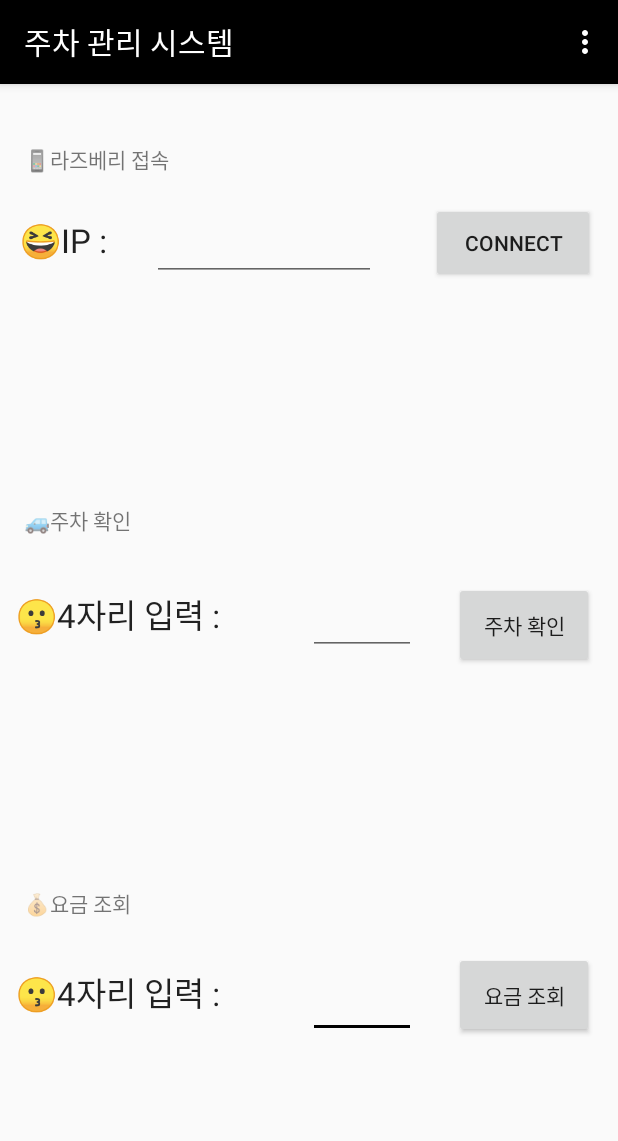
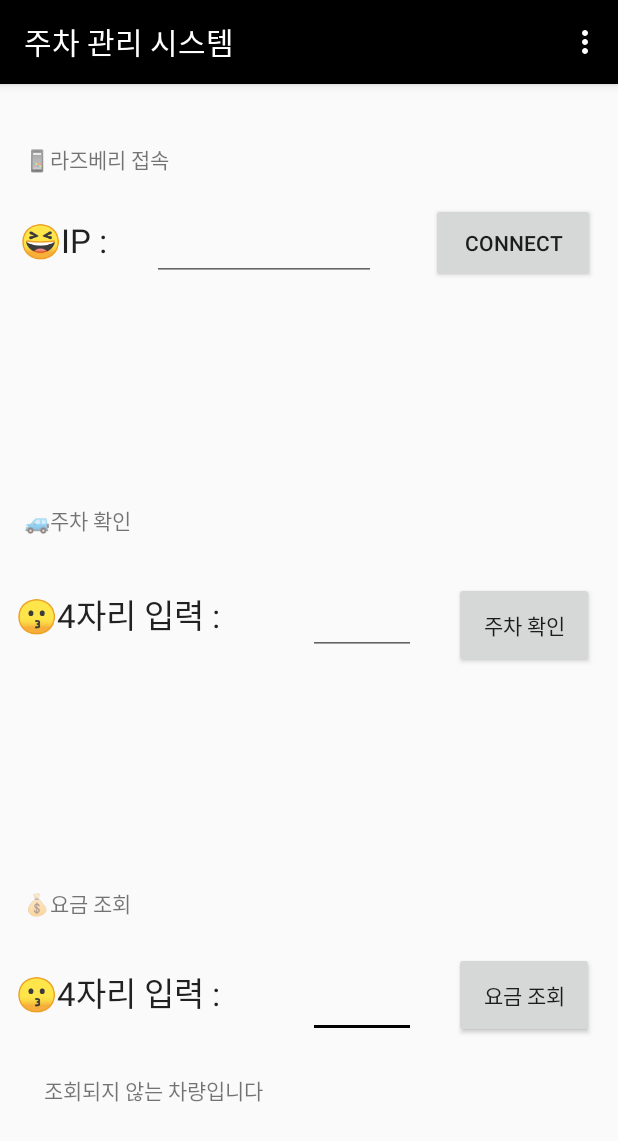
Before and after one commit to wookkl/Advanced-Embedded-Project, an Android app: the screen it shows after launch (MainActivity), after a tap on "요금 조회", on a phone screen of 412 x 824 dp. Shown: the top 1141 px of the screen. Run offline under Robolectric (Android 15) with nearby library versions, the phone set to English and light mode, and no system bars.

Commit message:
주차 정산 알고리즘 구현, TTS 추가
- 등록한 분,초와 정산을 눌렀을때의 시간인 분,초 의 diff를 계산
- 초 단위로 환산 후 10을 곱해 요금 계산

```diff
--- a/Android Studio/app/src/main/java/com/example/client_phone/MainActivity.java
+++ b/Android Studio/app/src/main/java/com/example/client_phone/MainActivity.java
@@ -35,7 +35,7 @@ import static android.speech.tts.TextToSpeech.ERROR;
 
 public class MainActivity extends AppCompatActivity implements View.OnClickListener {
 
-
+    String info = "";
     private String host = "172.20.10.10";
     private int port = 9999;
     private Socket client_Socket;
@@ -91,9 +91,18 @@ public class MainActivity extends AppCompatActivity implements View.OnClickListe
         socketConnectButton.setOnClickListener(this);
         parkingCheckButton.setOnClickListener(this);
         payCheckButton.setOnClickListener(this);
-        carInfoList.add("1111A");
-        carInfoList.add("2222B");
-        carInfoList.add("3333C");
+
+        //add 하는 부분은 따로 스레드를 생성해서 라즈베리에서 오는 문자열을 계속 수신 -> ArrayList에 저장.
+//        carInfoList.add("2222B");
+//        carInfoList.add("3333C");
+
+        long now = System.currentTimeMillis();
+        Date mDate = new Date(now);
+        @SuppressLint("SimpleDateFormat") SimpleDateFormat simpleDate = new SimpleDateFormat("mm:ss");
+        String getTime = simpleDate.format(mDate).substring(0,2) + simpleDate.format(mDate).substring(3);
+
+        info = "1111A" + getTime;
+        carInfoList.add(info);
 
         //tts-------------------
         tts = new TextToSpeech(this, new TextToSpeech.OnInitListener() {
@@ -104,7 +113,6 @@ public class MainActivity extends AppCompatActivity implements View.OnClickListe
                 }
             }
         });
-
     }
 
     @Override
@@ -154,23 +162,53 @@ public class MainActivity extends AppCompatActivity implements View.OnClickListe
                         }
                     }
                 }
-
                 if(carCheckFlag){
                     //TTS
-                    checkInfo.setText("차량번호 : " + carNum + ", 주차 구역 : " + carInfoList.get(index).substring(4));
+                    checkInfo.setText("차량번호 : " + carNum + ", 주차 구역 : " + carInfoList.get(index).substring(4,5));
                     if(carNum.substring(3).equals("2") || carNum.substring(3).equals("4") || carNum.substring(3).equals("5") || carNum.substring(3).equals("9"))
-                        tts.speak("차량번호 " + carNum + ". 는." + carInfoList.get(index).substring(4) + "구역에 있습니다",TextToSpeech.QUEUE_FLUSH,null);
+                        tts.speak("차량번호 " + carNum + ". 는." + carInfoList.get(index).substring(4,5) + "구역에 있습니다",TextToSpeech.QUEUE_FLUSH,null);
                     else
-                        tts.speak("차량번호 " + carNum + ". 은." + carInfoList.get(index).substring(4) + "구역에 있습니다",TextToSpeech.QUEUE_FLUSH,null);
+                        tts.speak("차량번호 " + carNum + ". 은." + carInfoList.get(index).substring(4,5) + "구역에 있습니다",TextToSpeech.QUEUE_FLUSH,null);
                 }
                 else{
                     //TTS
                     checkInfo.setText("조회되지 않는 차량입니다");
                     tts.speak("조회되지 않는 차량입니다",TextToSpeech.QUEUE_FLUSH,null);
                 }
+                break;
 
-                break;
-            case R.id.carNumWrite2:
+            case R.id.sendCarNum2:
+
+                boolean payCarCheckFlag = false;
+                int payIndex = 0;
+                String payCarNum = payCheckCarNum.getText().toString();
+
+                if(carInfoList != null){
+                    for(int i = 0 ; i < carInfoList.size(); i++){
+                        String storedCarNUm = carInfoList.get(i).substring(0,4);
+                        if(payCarNum.equals(storedCarNUm)){
+                            payCarCheckFlag = true;
+                            payIndex = i;
+                        }
+                    }
+                }
+
+                if(payCarCheckFlag){ //안에 있으면
+                    //TTS
+                    long now = System.currentTimeMillis();
+                    Date mDate = new Date(now);
+                    @SuppressLint("SimpleDateFormat") SimpleDateFormat simpleDate = new SimpleDateFormat("mm:ss");
+                    String getTime = simpleDate.format(mDate).substring(0,2) + simpleDate.format(mDate).substring(3);
+
+                    int diff = (Integer.parseInt(getTime) - Integer.parseInt(carInfoList.get(payIndex).substring(5))) * 10;
+                    payInfo.setText("차량번호 :" + payCarNum + "주차 요금 : " + diff);
+                    tts.speak("차량번호 " + payCarNum + "의 주차 요금은 " + diff +" 원 입니다.",TextToSpeech.QUEUE_FLUSH,null);
+                }
+                else{
+                    //TTS
+                    payInfo.setText("조회되지 않는 차량입니다");
+                    tts.speak("조회되지 않는 차량입니다",TextToSpeech.QUEUE_FLUSH,null);
+                }
                 break;
         }
     }
@@ -196,7 +234,6 @@ public class MainActivity extends AppCompatActivity implements View.OnClickListe
             e.printStackTrace();
         }
         if(tts != null) {
-
             tts.stop();
             tts.shutdown();
         }
```
Also changed, not shown: AndroidSocketTest/app/src/main/res/drawable/one.png (deleted).
